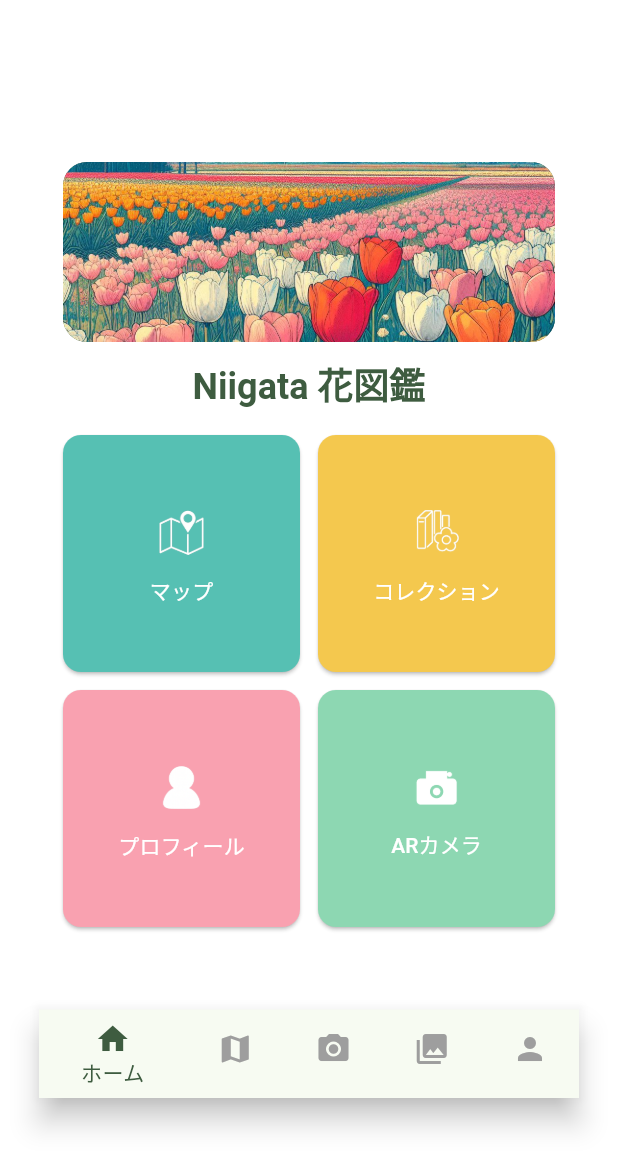
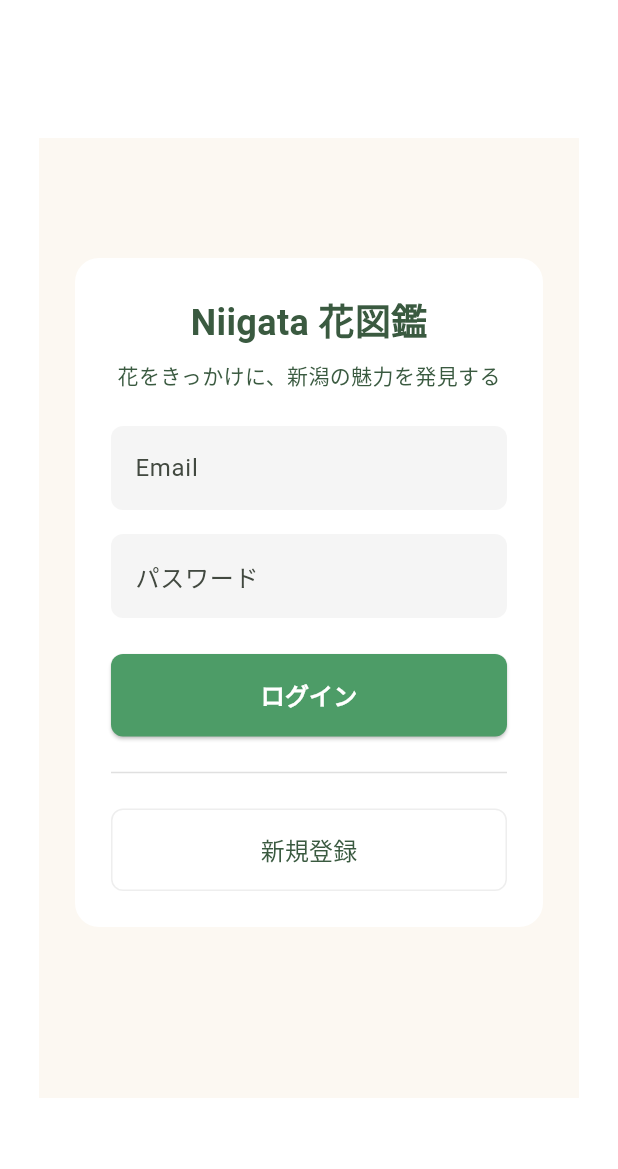
Before and after one commit to TeamYIMT/niigata-flower-guide, a Flutter app: the screen it shows after launch, on a phone screen of 412 x 824 dp. Shown: the top 1169 px of the screen. Run offline on Flutter 3.47's test engine with Material 3 defaults, Android fonts, the phone set to English and light mode, and no system bars.

Commit message:
マップ画面とログイン画面のモックアップを作成してください。

```diff
--- a/lib/main.dart
+++ b/lib/main.dart
@@ -1,5 +1,7 @@
 import 'package:flutter/material.dart';
 import 'screens/home_screen.dart';
+import 'screens/map_screen.dart';
+import 'screens/login_screen.dart';
 
 void main() {
   runApp(const MyApp());
@@ -15,8 +17,12 @@ class MyApp extends StatelessWidget {
         scaffoldBackgroundColor: const Color(0xFFf4efe1),
         colorScheme: ColorScheme.fromSeed(seedColor: const Color(0xFF3E5C40)),
       ),
-      home: const HomeScreen(),
-      // 必要なら routes で他画面も登録
+      initialRoute: '/login',
+      routes: {
+        '/login': (context) => const LoginScreen(),
+        '/': (context) => const HomeScreen(),
+        '/map': (context) => const MapScreen(),
+      },
     );
   }
 }
--- a/lib/screens/home_screen.dart
+++ b/lib/screens/home_screen.dart
@@ -1,5 +1,6 @@
 import 'package:flutter/material.dart';
 import '../widgets/icon_tile.dart';
+import 'map_screen.dart';
 
 class HomeScreen extends StatelessWidget {
   const HomeScreen({Key? key}) : super(key: key);
@@ -52,19 +53,20 @@ class HomeScreen extends StatelessWidget {
                   mainAxisSpacing: 12,
                   crossAxisSpacing: 12,
                   childAspectRatio: 1,
-                  children: const [
+                  children: [
                     IconTile(
                       icon: 'map_icon.png',
                       label: 'マップ',
-                      bgColor: Color(0xFF56C0B3),
-                      iconSize: 40,    // ←48→40 に縮小
-                      fontSize: 14,    // ←16→14 に縮小
-                      padding: 12,     // 少し余白を広めに取って見栄え良く
+                      bgColor: const Color(0xFF56C0B3),
+                      iconSize: 40,
+                      fontSize: 14,
+                      padding: 12,
+                      onTap: () => Navigator.pushNamed(context, '/map'),
                     ),
                     IconTile(
                       icon: 'collection_icon.png',
                       label: 'コレクション',
-                      bgColor: Color(0xFFF4C84E),
+                      bgColor: const Color(0xFFF4C84E),
                       iconSize: 40,
                       fontSize: 14,
                       padding: 12,
@@ -72,7 +74,7 @@ class HomeScreen extends StatelessWidget {
                     IconTile(
                       icon: 'profile_icon.png',
                       label: 'プロフィール',
-                      bgColor: Color(0xFFF9A1B0),
+                      bgColor: const Color(0xFFF9A1B0),
                       iconSize: 40,
                       fontSize: 14,
                       padding: 12,
@@ -80,7 +82,7 @@ class HomeScreen extends StatelessWidget {
                     IconTile(
                       icon: 'ar_camera_icon.png',
                       label: 'ARカメラ',
-                      bgColor: Color(0xFF8DD7B2),
+                      bgColor: const Color(0xFF8DD7B2),
                       iconSize: 40,
                       fontSize: 14,
                       padding: 12,
@@ -92,8 +94,20 @@ class HomeScreen extends StatelessWidget {
           ),
           // ボトムナビゲーションはそのまま
           bottomNavigationBar: BottomNavigationBar(
+            currentIndex: 0,  // ホーム画面なので0を指定
             selectedItemColor: const Color(0xFF3E5C40),
             unselectedItemColor: Colors.grey,
+            onTap: (index) {
+              switch (index) {
+                case 0:
+                  // 現在の画面なので何もしない
+                  break;
+                case 1:
+                  Navigator.pushNamed(context, '/map');
+                  break;
+                // TODO: 他の画面の遷移も実装
+              }
+            },
             items: const [
               BottomNavigationBarItem(icon: Icon(Icons.home), label: 'ホーム'),
               BottomNavigationBarItem(icon: Icon(Icons.map), label: 'マップ'),
--- /dev/null
+++ b/lib/screens/login_screen.dart
@@ -0,0 +1,131 @@
+import 'package:flutter/material.dart';
+
+class LoginScreen extends StatelessWidget {
+  const LoginScreen({Key? key}) : super(key: key);
+
+  @override
+  Widget build(BuildContext context) {
+    return Center(
+      child: SizedBox(
+        width: 360,
+        height: 640,
+        child: Scaffold(
+          backgroundColor: const Color(0xFFFCF8F2),
+          body: SafeArea(
+            child: SingleChildScrollView(
+              child: Padding(
+                padding: const EdgeInsets.only(top: 80),
+                child: Container(
+                  margin: const EdgeInsets.symmetric(horizontal: 24),
+                  padding: const EdgeInsets.all(24),
+                  decoration: BoxDecoration(
+                    color: Colors.white,
+                    borderRadius: BorderRadius.circular(16),
+                  ),
+                  child: Column(
+                    mainAxisSize: MainAxisSize.min,
+                    children: [
+                      const Text(
+                        'Niigata 花図鑑',
+                        style: TextStyle(
+                          fontSize: 24,
+                          fontWeight: FontWeight.bold,
+                          color: Color(0xFF3A5A40),
+                        ),
+                      ),
+                      const SizedBox(height: 8),
+                      const Text(
+                        '花をきっかけに、新潟の魅力を発見する',
+                        style: TextStyle(
+                          fontSize: 14,
+                          color: Color(0xFF3A5A40),
+                        ),
+                      ),
+                      const SizedBox(height: 24),
+                      TextField(
+                        decoration: InputDecoration(
+                          hintText: 'Email',
+                          filled: true,
+                          fillColor: Colors.grey.shade100,
+                          border: OutlineInputBorder(
+                            borderRadius: BorderRadius.circular(8),
+                            borderSide: BorderSide.none,
+                          ),
+                        ),
+                      ),
+                      const SizedBox(height: 16),
+                      TextField(
+                        obscureText: true,
+                        decoration: InputDecoration(
+                          hintText: 'パスワード',
+                          filled: true,
+                          fillColor: Colors.grey.shade100,
+                          border: OutlineInputBorder(
+                            borderRadius: BorderRadius.circular(8),
+                            borderSide: BorderSide.none,
+                          ),
+                        ),
+                      ),
+                      const SizedBox(height: 24),
+                      SizedBox(
+                        width: double.infinity,
+                        child: ElevatedButton(
+                          onPressed: () {
+                            // TODO: ログイン処理を実装
+                            Navigator.pushReplacementNamed(context, '/');
+                          },
+                          style: ElevatedButton.styleFrom(
+                            backgroundColor: const Color(0xFF4D9C67),
+                            padding: const EdgeInsets.symmetric(vertical: 16),
+                            shape: RoundedRectangleBorder(
+                              borderRadius: BorderRadius.circular(8),
+                            ),
+                          ),
+                          child: const Text(
+                            'ログイン',
+                            style: TextStyle(
+                              fontSize: 16,
+                              color: Colors.white,
+                              fontWeight: FontWeight.bold,
+                            ),
+                          ),
+                        ),
+                      ),
+                      const SizedBox(height: 16),
+                      Divider(color: Colors.grey.shade300),
+                      const SizedBox(height: 16),
+                      SizedBox(
+                        width: double.infinity,
+                        child: OutlinedButton(
+                          onPressed: () {
+                            // TODO: 新規登録画面への遷移を実装
+                            Navigator.pushReplacementNamed(context, '/');
+                          },
+                          style: OutlinedButton.styleFrom(
+                            backgroundColor: Colors.white,
+                            padding: const EdgeInsets.symmetric(vertical: 16),
+                            shape: RoundedRectangleBorder(
+                              borderRadius: BorderRadius.circular(8),
+                            ),
+                            side: BorderSide(color: Colors.grey.shade200),
+                          ),
+                          child: const Text(
+                            '新規登録',
+                            style: TextStyle(
+                              fontSize: 16,
+                              color: Color(0xFF3A5A40),
+                            ),
+                          ),
+                        ),
+                      ),
+                    ],
+                  ),
+                ),
+              ),
+            ),
+          ),
+        ),
+      ),
+    );
+  }
+}
--- a/lib/widgets/icon_tile.dart
+++ b/lib/widgets/icon_tile.dart
@@ -6,6 +6,7 @@ class IconTile extends StatelessWidget {
   final double iconSize;  // 追加
   final double fontSize;  // 追加
   final double padding;   // 追加
+  final VoidCallback? onTap;
 
   const IconTile({
     Key? key,
@@ -15,6 +16,7 @@ class IconTile extends StatelessWidget {
     this.iconSize = 48,
     this.fontSize = 16,
     this.padding = 8,
+    this.onTap,
   }) : super(key: key);
 
   @override
@@ -25,9 +27,7 @@ class IconTile extends StatelessWidget {
         shape: RoundedRectangleBorder(borderRadius: BorderRadius.circular(12)),
         padding: EdgeInsets.all(padding),
       ),
-      onPressed: () {
-        // 画面遷移などはここで実装
-      },
+      onPressed: onTap, // 画面遷移などはココに実装
       child: Column(
         mainAxisAlignment: MainAxisAlignment.center,
         children: [
```
Also changed, not shown: lib/screens/map_screen.dart (added, +136 -0 lines).
